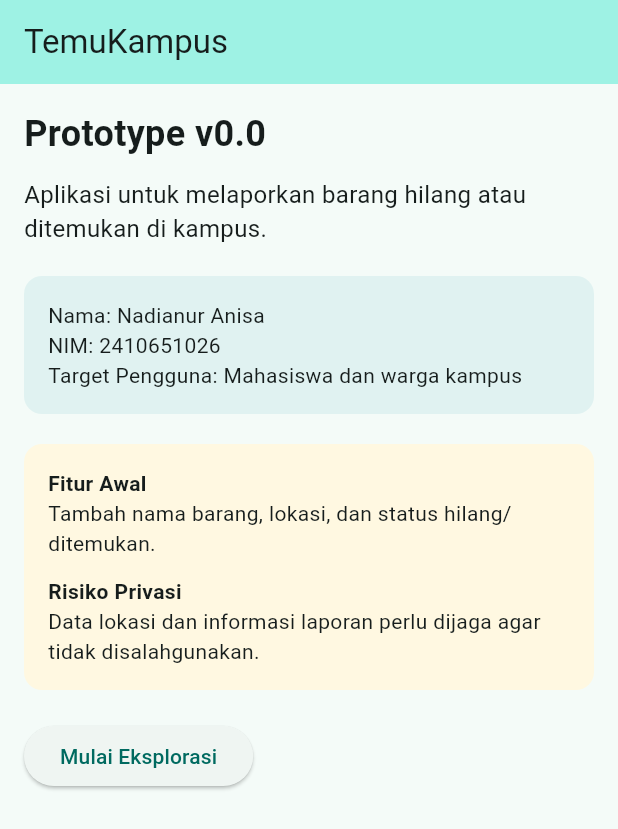
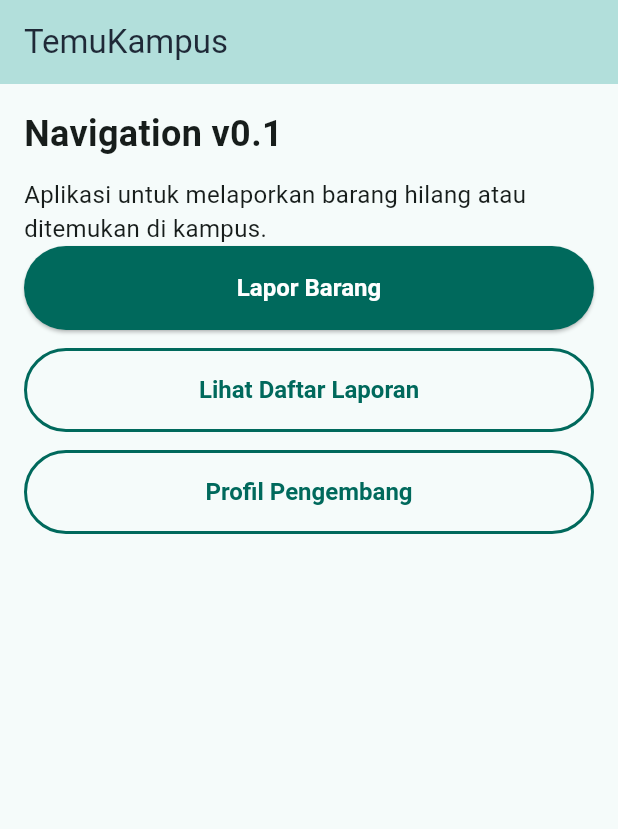
Before and after one commit to deanadiaanisa-afk/PB_2410651026_Nadia_TemuKampus, a Flutter app: the screen it shows after launch, on a phone screen of 412 x 824 dp. Shown: the top 829 px of the screen. Run offline on Flutter 3.47's test engine with Material 3 defaults, Android fonts, the phone set to English and light mode, and no system bars.

Commit message:
Add Navigation v0.1

```diff
--- a/lib/main.dart
+++ b/lib/main.dart
@@ -1,4 +1,7 @@
 import 'package:flutter/material.dart';
+
+import 'screens/home_page.dart';
+import 'warna.dart';
 
 void main() {
   runApp(const MyApp());
@@ -13,96 +16,37 @@ class MyApp extends StatelessWidget {
       debugShowCheckedModeBanner: false,
       title: 'TemuKampus',
       theme: ThemeData(
-        colorScheme: ColorScheme.fromSeed(seedColor: Colors.teal),
+        colorScheme: ColorScheme.fromSeed(seedColor: warnaUtama),
         useMaterial3: true,
+        scaffoldBackgroundColor: warnaLatar,
+        appBarTheme: const AppBarTheme(
+          backgroundColor: warnaAppBar,
+          foregroundColor: warnaTeks,
+        ),
+        elevatedButtonTheme: ElevatedButtonThemeData(
+          style: ElevatedButton.styleFrom(
+            backgroundColor: warnaUtama,
+            foregroundColor: Colors.white,
+            minimumSize: const Size.fromHeight(56),
+            textStyle: const TextStyle(fontSize: 16, fontWeight: FontWeight.bold),
+            shape: RoundedRectangleBorder(
+              borderRadius: BorderRadius.circular(28),
+            ),
+          ),
+        ),
+        outlinedButtonTheme: OutlinedButtonThemeData(
+          style: OutlinedButton.styleFrom(
+            foregroundColor: warnaUtama,
+            minimumSize: const Size.fromHeight(56),
+            textStyle: const TextStyle(fontSize: 16, fontWeight: FontWeight.bold),
+            side: const BorderSide(color: warnaUtama, width: 2),
+            shape: RoundedRectangleBorder(
+              borderRadius: BorderRadius.circular(28),
+            ),
+          ),
+        ),
       ),
       home: const HomePage(),
     );
   }
 }
-
-class HomePage extends StatelessWidget {
-  const HomePage({super.key});
-
-  @override
-  Widget build(BuildContext context) {
-    return Scaffold(
-      appBar: AppBar(
-        title: const Text('TemuKampus'),
-        backgroundColor: Theme.of(context).colorScheme.primaryContainer,
-      ),
-      body: SingleChildScrollView(
-        child: Padding(
-          padding: const EdgeInsets.all(16.0),
-          child: Column(
-            crossAxisAlignment: CrossAxisAlignment.start,
-            children: [
-              const Text(
-                'Prototype v0.0',
-                style: TextStyle(fontSize: 24, fontWeight: FontWeight.bold),
-              ),
-              const SizedBox(height: 12),
-              const Text(
-                'Aplikasi untuk melaporkan barang hilang atau ditemukan di kampus.',
-                style: TextStyle(fontSize: 16),
-              ),
-              const SizedBox(height: 20),
-              Container(
-                width: double.infinity,
-                padding: const EdgeInsets.all(16),
-                decoration: BoxDecoration(
-                  color: Colors.teal.shade50,
-                  borderRadius: BorderRadius.circular(12),
-                ),
-                child: const Column(
-                  crossAxisAlignment: CrossAxisAlignment.start,
-                  children: [
-                    Text('Nama: Nadianur Anisa'),
-                    Text('NIM: 2410651026'),
-                    Text('Target Pengguna: Mahasiswa dan warga kampus'),
-                  ],
-                ),
-              ),
-              const SizedBox(height: 20),
-              Container(
-                width: double.infinity,
-                padding: const EdgeInsets.all(16),
-                decoration: BoxDecoration(
-                  color: Colors.amber.shade50,
-                  borderRadius: BorderRadius.circular(12),
-                ),
-                child: const Column(
-                  crossAxisAlignment: CrossAxisAlignment.start,
-                  children: [
-                    Text(
-                      'Fitur Awal',
-                      style: TextStyle(fontWeight: FontWeight.bold),
-                    ),
-                    Text('Tambah nama barang, lokasi, dan status hilang/ditemukan.'),
-                    SizedBox(height: 12),
-                    Text(
-                      'Risiko Privasi',
-                      style: TextStyle(fontWeight: FontWeight.bold),
-                    ),
-                    Text('Data lokasi dan informasi laporan perlu dijaga agar tidak disalahgunakan.'),
-                  ],
-                ),
-              ),
-              const SizedBox(height: 20),
-              ElevatedButton(
-                onPressed: () {
-                  ScaffoldMessenger.of(context).showSnackBar(
-                    const SnackBar(
-                      content: Text('Prototype v0.0 siap dikembangkan.'),
-                    ),
-                  );
-                },
-                child: const Text('Mulai Eksplorasi'),
-              ),
-            ],
-          ),
-        ),
-      ),
-    );
-  }
-}
--- /dev/null
+++ b/lib/screens/home_page.dart
@@ -0,0 +1,73 @@
+import 'package:flutter/material.dart';
+
+import '../warna.dart';
+import 'daftar_laporan_page.dart';
+import 'lapor_barang_page.dart';
+import 'profil_page.dart';
+
+class HomePage extends StatelessWidget {
+  const HomePage({super.key});
+
+  @override
+  Widget build(BuildContext context) {
+    return Scaffold(
+      appBar: AppBar(
+        title: const Text('TemuKampus'),
+      ),
+      body: SingleChildScrollView(
+        child: Padding(
+          padding: const EdgeInsets.all(16),
+          child: Column(
+            crossAxisAlignment: CrossAxisAlignment.stretch,
+            children: [
+              const Text(
+                'Navigation v0.1',
+                style: TextStyle(fontSize: 24, fontWeight: FontWeight.bold),
+              ),
+              const SizedBox(height: 12),
+              const Text(
+                'Aplikasi untuk melaporkan barang hilang atau ditemukan di kampus.',
+                style: TextStyle(fontSize: 16),
+              ),
+              ElevatedButton(
+                onPressed: () {
+                  Navigator.push(
+                    context,
+                    MaterialPageRoute(
+                      builder: (context) => const LaporBarangPage(),
+                    ),
+                  );
+                },
+                child: const Text('Lapor Barang'),
+              ),
+              const SizedBox(height: 12),
+              OutlinedButton(
+                onPressed: () {
+                  Navigator.push(
+                    context,
+                    MaterialPageRoute(
+                      builder: (context) => const DaftarLaporanPage(),
+                    ),
+                  );
+                },
+                child: const Text('Lihat Daftar Laporan'),
+              ),
+              const SizedBox(height: 12),
+              OutlinedButton(
+                onPressed: () {
+                  Navigator.push(
+                    context,
+                    MaterialPageRoute(
+                      builder: (context) => const ProfilPage(),
+                    ),
+                  );
+                },
+                child: const Text('Profil Pengembang'),
+              ),
+            ],
+          ),
+        ),
+      ),
+    );
+  }
+}
--- /dev/null
+++ b/lib/warna.dart
@@ -0,0 +1,11 @@
+import 'package:flutter/material.dart';
+
+// Warna sesuai Style Guide pada UI Blueprint (BAB 4)
+const Color warnaUtama = Color(0xFF00695C);
+const Color warnaAppBar = Color(0xFFB2DFDB);
+const Color warnaLatar = Color(0xFFF5FBFA);
+const Color warnaTeks = Color(0xFF1F2937);
+const Color warnaKartuInfo = Color(0xFFE0F2F1);
+const Color warnaKartuPrivasi = Color(0xFFFFF8E1);
+const Color warnaHilang = Color(0xFFC62828);
+const Color warnaDitemukan = Color(0xFF2E7D32);
```
Also changed, not shown: lib/screens/daftar_laporan_page.dart (added, +136 -0 lines), lib/screens/lapor_barang_page.dart (added, +113 -0 lines), lib/screens/profil_page.dart (added, +80 -0 lines), 4 other files.
